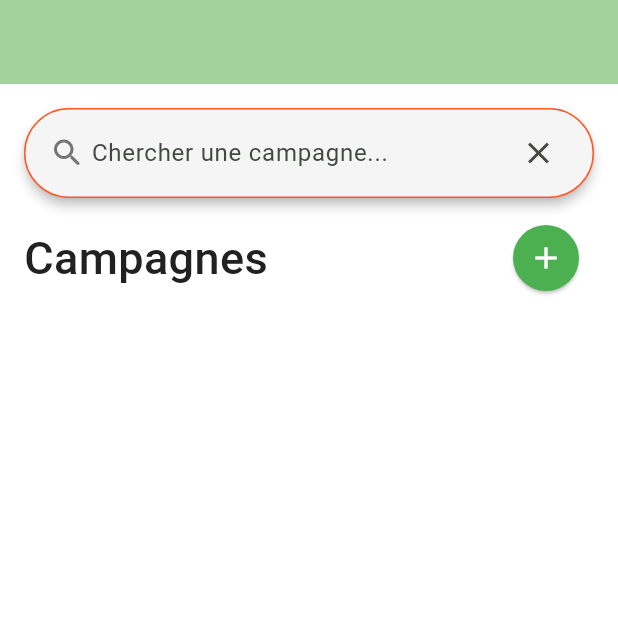
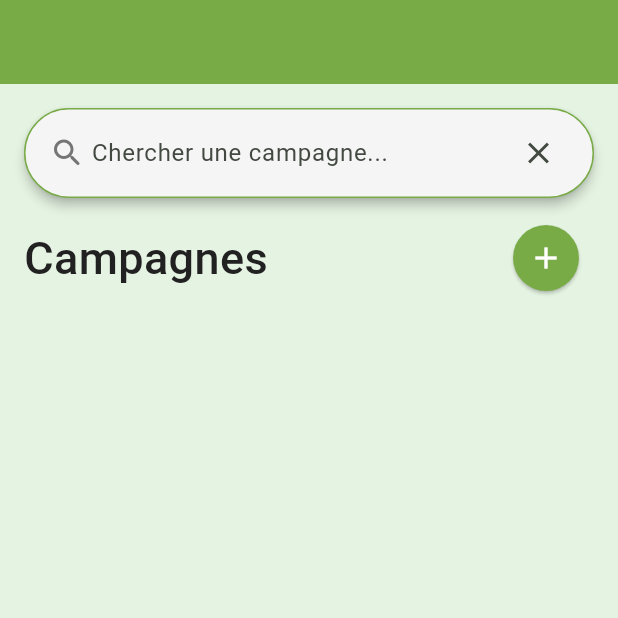
Before and after one commit to Fafary/MMM-Project, a Flutter app: the ListCampaignScreen screen opened by its route, on a phone screen of 412 x 824 dp, the top half of it. Run offline on Flutter 3.47's test engine with Material 2 defaults, Android fonts, the phone set to English and light mode, and no system bars; our stand-ins replace carousel_slider, cloud_firestore, firebase_auth, firebase_core, firebase_messaging, flutter_form_builder and 3 more; accounts and stored records are empty; Roboto replaces fonts that are missing (Poppins).

Commit message:
Modif list campagne

```diff
--- a/lib/dir_campagne/list_campagne.dart
+++ b/lib/dir_campagne/list_campagne.dart
@@ -1,5 +1,4 @@
 import 'package:flutter/material.dart';
-
 import '../model/campagne_model.dart';
 import '../model/database.dart';
 
@@ -47,8 +46,8 @@ class ListCampaignScreenState extends State<ListCampaignScreen> {
     setState(() {
       campagnesAffichees = campagnes
           .where((campagne) =>
-            campagne.titre!.toLowerCase().contains(query.toLowerCase()) ||
-            campagne.description!.toLowerCase().contains(query.toLowerCase()))
+      campagne.titre!.toLowerCase().contains(query.toLowerCase()) ||
+          campagne.description!.toLowerCase().contains(query.toLowerCase()))
           .toList();
     });
   }
@@ -71,9 +70,9 @@ class ListCampaignScreenState extends State<ListCampaignScreen> {
       },
       child: Scaffold(
         key: scaffoldKey,
-        backgroundColor: Colors.white,
+        backgroundColor: const Color(0xFFE5F3E2),
         appBar: AppBar(
-          backgroundColor: Theme.of(context).colorScheme.inversePrimary,
+          backgroundColor: const Color(0xFF78AB46),
           automaticallyImplyLeading: false,
           actions: const [],
           centerTitle: false,
@@ -101,7 +100,7 @@ class ListCampaignScreenState extends State<ListCampaignScreen> {
                         color: const Color(0xFFF5F5F5),
                         borderRadius: BorderRadius.circular(40),
                         border: Border.all(
-                          color: const Color(0xFFFF5722),
+                          color: const Color(0xFF78AB46),
                         ),
                       ),
                       child: Padding(
@@ -154,12 +153,13 @@ class ListCampaignScreenState extends State<ListCampaignScreen> {
                     ),
                   ),
                 ),
-                Padding( // Affichage du titre campaign et du bouton create campaign
+                Padding(
+                  // Affichage du titre campaign et du bouton create campaign
                   padding: const EdgeInsets.symmetric(horizontal: 16),
                   child: Row(
                     mainAxisAlignment: MainAxisAlignment.spaceBetween,
                     children: [
-                      const Text(
+                      Text(
                         'Campagnes',
                         style: TextStyle(
                           fontFamily: 'Poppins',
@@ -174,7 +174,7 @@ class ListCampaignScreenState extends State<ListCampaignScreen> {
                         },
                         style: ElevatedButton.styleFrom(
                           shape: const CircleBorder(),
-                          backgroundColor: Colors.green,
+                          backgroundColor: const Color(0xFF78AB46),
                           padding: const EdgeInsets.all(10),
                         ),
                         child: const Icon(
```
Also changed, not shown: lib/home_screen.dart (+79 -4 lines).
